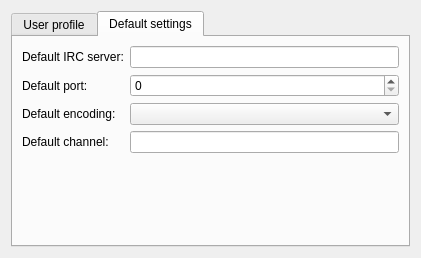
Before: the Qt Designer form src/plugins/azoth/plugins/acetamide/ircaccountconfigurationwidget.ui in 0xd34df00d/leechcraft, drawn with Qt 5.
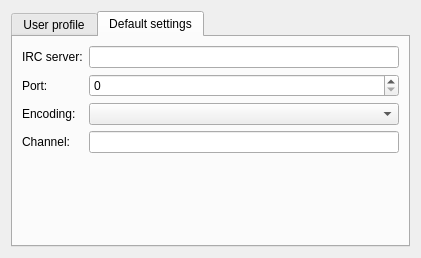
After: the same form once the commit is applied. The open tabs and pages were chosen to show the change.

Commit message: Azoth Acetamide: removed "default" everywhere in acc config.

```diff
--- a/src/plugins/azoth/plugins/acetamide/ircaccountconfigurationwidget.ui
+++ b/src/plugins/azoth/plugins/acetamide/ircaccountconfigurationwidget.ui
@@ -73,7 +73,7 @@
          <item row="0" column="0">
           <widget class="QLabel" name="defaultIrcServerLabel">
            <property name="text">
-            <string>Default IRC server:</string>
+            <string>IRC server:</string>
            </property>
           </widget>
          </item>
@@ -83,7 +83,7 @@
          <item row="1" column="0">
           <widget class="QLabel" name="defaultPortLabel">
            <property name="text">
-            <string>Default port:</string>
+            <string>Port:</string>
            </property>
           </widget>
          </item>
@@ -97,7 +97,7 @@
          <item row="2" column="0">
           <widget class="QLabel" name="defaultEncodingLabel">
            <property name="text">
-            <string>Default encoding:</string>
+            <string>Encoding:</string>
            </property>
           </widget>
          </item>
@@ -107,7 +107,7 @@
          <item row="3" column="0">
           <widget class="QLabel" name="defaultChannelLabel">
            <property name="text">
-            <string>Default channel:</string>
+            <string>Channel:</string>
            </property>
           </widget>
          </item>
```
